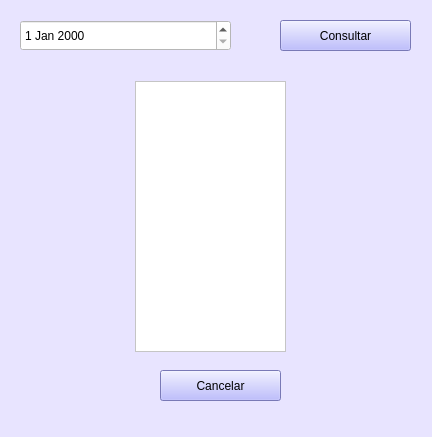
Old version of the form Interfaces Aeropuerto/consultarAgenda.ui in the repository vanesagustin98/Aerocamp.
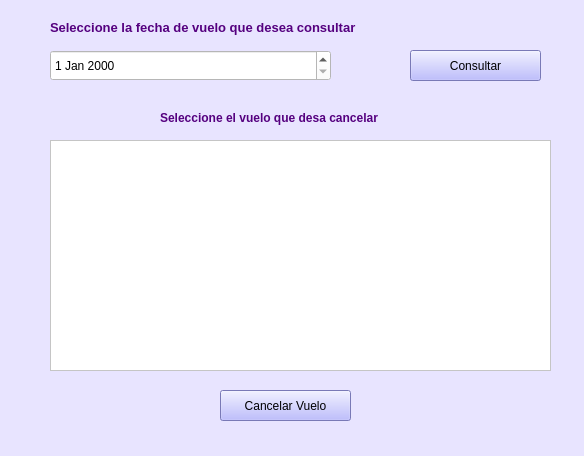
New version of the form.

Diff of the .ui file:
```diff
--- a/Interfaces Aeropuerto/consultarAgenda.ui
+++ b/Interfaces Aeropuerto/consultarAgenda.ui
@@ -6,8 +6,8 @@
    <rect>
     <x>0</x>
     <y>0</y>
-    <width>432</width>
-    <height>437</height>
+    <width>584</width>
+    <height>456</height>
    </rect>
   </property>
   <property name="windowTitle">
@@ -20,9 +20,9 @@
    <widget class="QDateEdit" name="dateEdit">
     <property name="geometry">
      <rect>
-      <x>20</x>
-      <y>20</y>
-      <width>211</width>
+      <x>50</x>
+      <y>50</y>
+      <width>281</width>
       <height>31</height>
      </rect>
     </property>
@@ -33,8 +33,8 @@
    <widget class="QPushButton" name="bt_consultarAgenda">
     <property name="geometry">
      <rect>
-      <x>280</x>
-      <y>20</y>
+      <x>410</x>
+      <y>50</y>
       <width>131</width>
       <height>31</height>
      </rect>
@@ -49,9 +49,9 @@
    <widget class="QPushButton" name="bt_cancelarVuelo">
     <property name="geometry">
      <rect>
-      <x>160</x>
-      <y>370</y>
-      <width>121</width>
+      <x>220</x>
+      <y>390</y>
+      <width>131</width>
       <height>31</height>
      </rect>
     </property>
@@ -59,22 +59,61 @@
      <string notr="true">background-color: rgb(170, 170, 255);</string>
     </property>
     <property name="text">
-     <string>Cancelar</string>
+     <string>Cancelar Vuelo</string>
     </property>
    </widget>
    <widget class="QListWidget" name="tableWidget">
     <property name="geometry">
      <rect>
-      <x>135</x>
-      <y>81</y>
-      <width>151</width>
-      <height>271</height>
+      <x>50</x>
+      <y>140</y>
+      <width>501</width>
+      <height>231</height>
      </rect>
     </property>
     <property name="styleSheet">
      <string notr="true">background-color: rgb(255, 255, 255);</string>
     </property>
    </widget>
+   <widget class="QLabel" name="label">
+    <property name="geometry">
+     <rect>
+      <x>50</x>
+      <y>20</y>
+      <width>341</width>
+      <height>16</height>
+     </rect>
+    </property>
+    <property name="styleSheet">
+     <string notr="true">color: rgb(85, 0, 127);</string>
+    </property>
+    <property name="text">
+     <string>&lt;html&gt;&lt;head/&gt;&lt;body&gt;&lt;p&gt;&lt;span style=&quot; font-size:10pt; font-weight:600;&quot;&gt;Seleccione la fecha de vuelo que desea consultar&lt;/span&gt;&lt;/p&gt;&lt;/body&gt;&lt;/html&gt;</string>
+    </property>
+   </widget>
+   <widget class="QLabel" name="label_2">
+    <property name="geometry">
+     <rect>
+      <x>160</x>
+      <y>110</y>
+      <width>251</width>
+      <height>16</height>
+     </rect>
+    </property>
+    <property name="font">
+     <font>
+      <pointsize>9</pointsize>
+      <weight>75</weight>
+      <bold>true</bold>
+     </font>
+    </property>
+    <property name="styleSheet">
+     <string notr="true">color: rgb(85, 0, 127);</string>
+    </property>
+    <property name="text">
+     <string>Seleccione el vuelo que desa cancelar</string>
+    </property>
+   </widget>
   </widget>
   <widget class="QStatusBar" name="statusbar"/>
  </widget>
```
